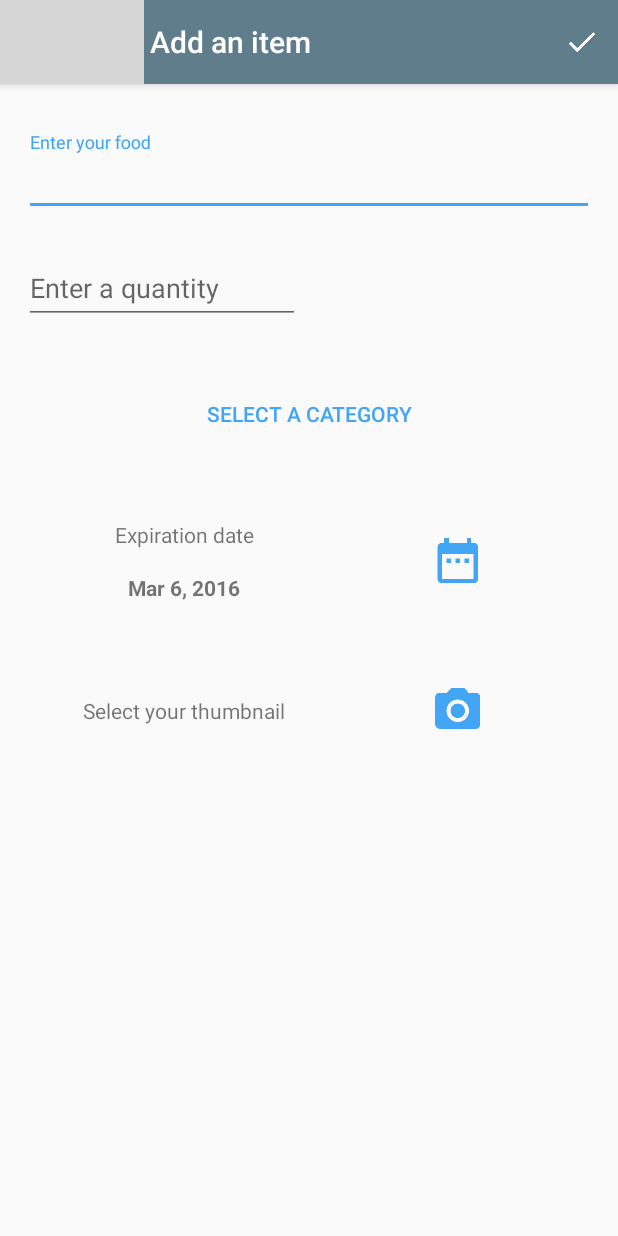
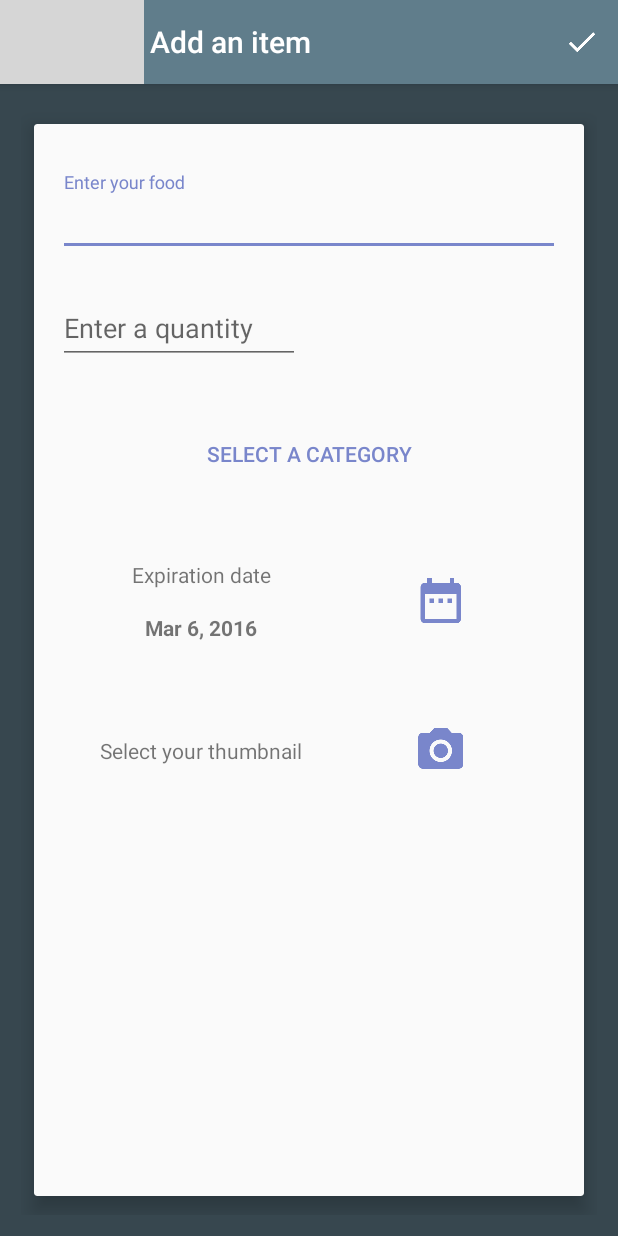
Before and after one commit to ucsdCSE110wi16/CSE110W240T3, an Android app: the EntryActivity screen opened directly, with no data from a screen before it, on a phone screen of 412 x 824 dp. Run offline under Robolectric (Android 15) with nearby library versions, the phone set to English and light mode, and no system bars; libraries missing offline, so code that uses them is left out: com.parse; plain views replace ParseImageView; 1 statement that could not run was skipped; grey boxes are pictures that could not be loaded.

Commit message:
Redesigned Entry UI

```diff
--- a/app/src/main/res/layout/content_entry.xml
+++ b/app/src/main/res/layout/content_entry.xml
@@ -4,11 +4,25 @@
     android:layout_width="match_parent"
     android:layout_height="match_parent"
     android:orientation="vertical"
+    android:padding="14dp"
+    android:background="@color/blue_grey_800"
+    app:layout_behavior="@string/appbar_scrolling_view_behavior" >
+
+    <android.support.v7.widget.CardView
+        android:layout_width="match_parent"
+        android:layout_height="match_parent"
+        app:cardBackgroundColor="@color/grey_50"
+        app:cardElevation="8dp"
+        app:cardUseCompatPadding="true">
+
+        <LinearLayout
+            android:layout_width="match_parent"
+            android:layout_height="match_parent"
+            android:orientation="vertical"
+            android:paddingBottom="@dimen/activity_vertical_margin"
             android:paddingLeft="@dimen/activity_horizontal_margin"
             android:paddingRight="@dimen/activity_horizontal_margin"
-    android:paddingBottom="@dimen/activity_vertical_margin"
-    android:paddingTop="@dimen/activity_vertical_margin"
-    app:layout_behavior="@string/appbar_scrolling_view_behavior" >
+            android:paddingTop="@dimen/activity_vertical_margin">
 
             <android.support.design.widget.TextInputLayout
                 android:id="@+id/item_input_layout"
@@ -22,8 +36,8 @@
                     android:id="@+id/item_name_edit"
                     android:layout_width="match_parent"
                     android:layout_height="wrap_content"
+                    android:ems="12"
                     android:hint="@string/entry_food_name"
-            android:ems="12"
                     android:singleLine="true" />
             </android.support.design.widget.TextInputLayout>
 
@@ -37,54 +51,52 @@
                     android:id="@+id/item_quantity_layout"
                     android:layout_width="0dp"
                     android:layout_height="wrap_content"
+                    android:layout_marginEnd="12dp"
                     android:layout_marginRight="12dp"
-            android:layout_marginEnd="12dp"
                     android:layout_weight="1">
 
                     <EditText
                         android:id="@+id/item_quantity_edit"
                         android:layout_width="match_parent"
                         android:layout_height="wrap_content"
+                        android:hint="@string/entry_food_quantity"
                         android:inputType="number"
-                android:hint="@string/entry_food_quantity"
                         android:singleLine="true" />
                 </android.support.design.widget.TextInputLayout>
-
-
             </LinearLayout>
 
 
             <android.support.v7.widget.AppCompatButton
                 android:id="@+id/item_select_category"
-        android:layout_marginTop="36dp"
                 style="?android:attr/borderlessButtonStyle"
                 android:layout_width="200dp"
                 android:layout_height="wrap_content"
                 android:layout_gravity="center"
+                android:layout_marginTop="36dp"
                 android:background="?attr/selectableItemBackground"
                 android:text="@string/entry_selectable_category"
-        android:textColor="@color/blue_400" />
+                android:textColor="@color/colorAccent" />
 
             <LinearLayout
-        android:layout_marginTop="24dp"
                 android:layout_width="match_parent"
                 android:layout_height="wrap_content"
+                android:layout_marginTop="24dp"
                 android:orientation="vertical">
 
                 <LinearLayout
                     android:layout_width="match_parent"
                     android:layout_height="wrap_content"
                     android:orientation="horizontal"
-            android:weightSum="1" >
+                    android:weightSum="1">
 
 
                     <LinearLayout
+                        android:layout_width="0dp"
+                        android:layout_height="wrap_content"
+                        android:layout_gravity="center"
                         android:layout_marginLeft="16dp"
                         android:layout_marginStart="16dp"
-                android:layout_width="0dp"
-                android:layout_height="wrap_content"
                         android:layout_weight="0.5"
-                android:layout_gravity="center"
                         android:orientation="vertical"
                         android:weightSum="2">
 
@@ -99,9 +111,9 @@
                             android:id="@+id/item_date_text"
                             android:layout_width="wrap_content"
                             android:layout_height="wrap_content"
+                            android:layout_gravity="center"
                             android:layout_marginTop="16dp"
                             android:layout_weight="1"
-                    android:layout_gravity="center"
                             android:text="@string/entry_selectable_date" />
 
                     </LinearLayout>
@@ -110,31 +122,30 @@
                         android:id="@+id/item_date_button"
                         android:layout_width="0dp"
                         android:layout_height="wrap_content"
+                        android:layout_weight="0.5"
                         android:background="?attr/selectableItemBackground"
                         android:padding="32dp"
-                android:layout_weight="0.5"
                         android:src="@drawable/ic_date_range_white_36dp"
-                android:tint="@color/blue_400" />
+                        android:tint="@color/colorAccent" />
 
                 </LinearLayout>
 
                 <LinearLayout
                     android:layout_width="match_parent"
                     android:layout_height="wrap_content"
-            android:orientation="horizontal" >
-
+                    android:orientation="horizontal">
 
 
                     <!-- this particular LinearLayout is used to center the text -->
                     <LinearLayout
+                        android:layout_width="0dp"
+                        android:layout_height="wrap_content"
+                        android:layout_gravity="center"
                         android:layout_marginLeft="16dp"
                         android:layout_marginStart="16dp"
-                android:layout_width="0dp"
-                android:layout_height="wrap_content"
                         android:layout_weight="0.5"
-                android:layout_gravity="center"
                         android:orientation="vertical"
-                android:weightSum="2" >
+                        android:weightSum="2">
 
                         <com.parse.ParseImageView
                             android:id="@+id/entry_thumbnail"
@@ -154,13 +165,15 @@
                         android:id="@+id/item_camera_button"
                         android:layout_width="0dp"
                         android:layout_height="wrap_content"
+                        android:layout_weight="0.5"
                         android:background="?attr/selectableItemBackground"
                         android:padding="32dp"
-                android:layout_weight="0.5"
                         android:src="@drawable/ic_photo_camera_white_36dp"
-                android:tint="@color/blue_400" />
+                        android:tint="@color/colorAccent" />
                 </LinearLayout>
-
 
             </LinearLayout>
         </LinearLayout>
+
+    </android.support.v7.widget.CardView>
+</LinearLayout>
--- a/app/src/main/res/values/colors.xml
+++ b/app/src/main/res/values/colors.xml
@@ -2,7 +2,7 @@
 <resources>
     <color name="colorPrimary">@color/blue_grey_500</color>
     <color name="colorPrimaryDark">@color/blue_grey_700</color>
-    <color name="colorAccent">@color/blue_400</color>
+    <color name="colorAccent">@color/indigo_300</color>
     <color name="material_teal_a400">#1DE9B6</color>
 
 </resources>
--- a/vorph-utils/build.gradle
+++ b/vorph-utils/build.gradle
@@ -23,4 +23,5 @@ dependencies {
     testCompile 'junit:junit:4.12'
     compile 'com.android.support:appcompat-v7:23.1.1'
     compile 'com.android.support:design:23.1.1'
+    compile 'com.nineoldandroids:library:2.4.0'
 }
```
Also changed, not shown: app/src/main/java/edu/fe/MainActivity.java (+13 -3 lines), app/src/main/java/edu/fe/util/ResUtils.java (+9 -21 lines), vorph-utils/src/main/java/com/vorph/anim/AnimUtils.java (+45 -25 lines). Lines whose indentation alone changed are shown as unchanged.
